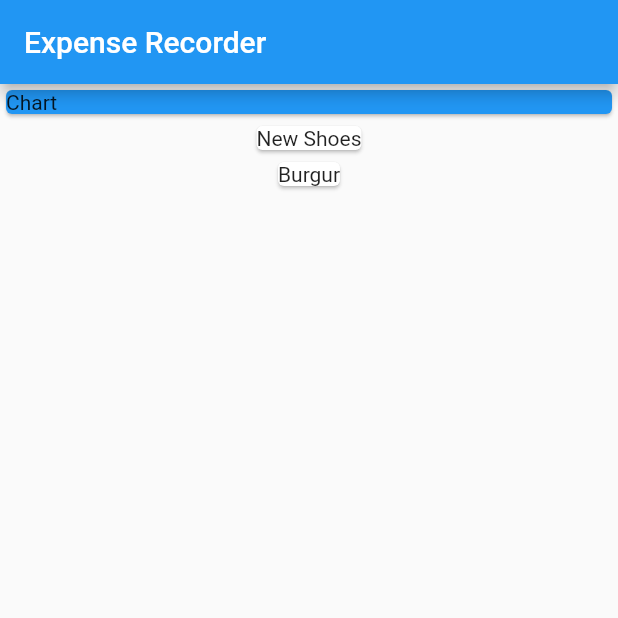
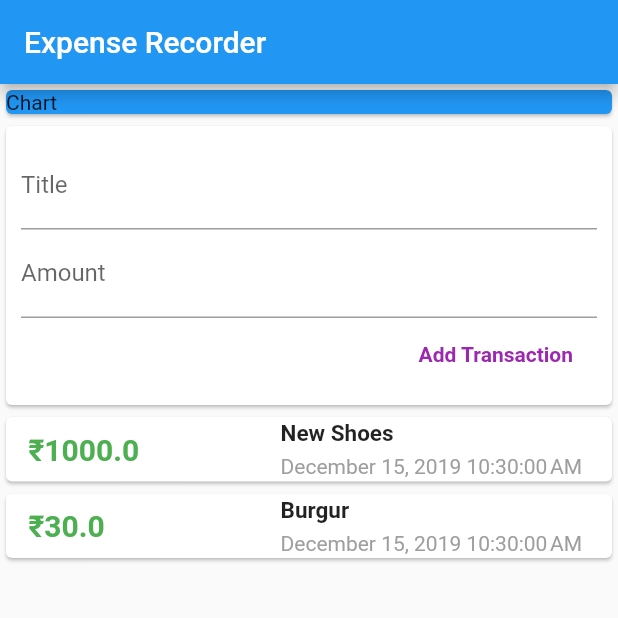
Before and after one commit to akshaybengani/Flutter-PXM, a Flutter app: the screen it shows after launch, on a phone screen of 412 x 824 dp, the top half of it. Run offline on Flutter 3.47's test engine with Material 2 defaults, Android fonts, the phone set to English and light mode, and no system bars.

Commit message:
List Added:

```diff
--- a/lib/main.dart
+++ b/lib/main.dart
@@ -1,4 +1,5 @@
 import 'package:flutter/material.dart';
+import 'package:intl/intl.dart';
 import './transaction.dart';
 
 void main() {
@@ -38,7 +39,7 @@ class MyHomePage extends StatelessWidget {
         title: Text('Expense Recorder'),
       ),
       body: Column(
-        mainAxisAlignment: MainAxisAlignment.start,
+//        mainAxisAlignment: MainAxisAlignment.start,
         crossAxisAlignment: CrossAxisAlignment.center,
         children: <Widget>[
           Container(
@@ -48,10 +49,79 @@ class MyHomePage extends StatelessWidget {
             ),
             width: double.infinity,
           ),
+          Card(
+            child: Container(
+              padding: EdgeInsets.all(10),
+              child: Column(
+                crossAxisAlignment: CrossAxisAlignment.end,
+                children: <Widget>[
+                  TextField(
+                   decoration: InputDecoration(labelText: 'Title'),
+                  ),
+                  TextField(
+                    decoration: InputDecoration(labelText: 'Amount'),
+                  ),
+                  FlatButton(
+                    child: Text(
+                      'Add Transaction',
+                      style: TextStyle(fontWeight: FontWeight.bold),
+                    ),
+                    textColor: Colors.purple,
+                    onPressed: () {},
+                  ),
+                ],
+              ),
+            ),
+          ),
           Column(
             children: transactions.map((tx) {
               return Card(
-                child: Text(tx.title),
+                child: Row(
+                  mainAxisAlignment: MainAxisAlignment.spaceBetween,
+                  children: <Widget>[
+                    Container(
+                      padding: EdgeInsets.symmetric(vertical: 5, horizontal: 5),
+                      margin: EdgeInsets.symmetric(vertical: 5, horizontal: 10),
+                      // decoration: BoxDecoration(
+                      //   border: Border.all(
+                      //     color: Colors.black,
+                      //     width: 2,
+                      //   ),
+                      // ),
+                      child: Text(
+                        '\u20B9' + tx.amount.toString(),
+                        style: TextStyle(
+                          fontWeight: FontWeight.bold,
+                          fontSize: 20,
+                          color: Colors.green,
+                        ),
+                        textAlign: TextAlign.center,
+                      ),
+                    ),
+                    Column(
+                      mainAxisAlignment: MainAxisAlignment.spaceEvenly,
+                      crossAxisAlignment: CrossAxisAlignment.start,
+                      children: <Widget>[
+                        Text(
+                          tx.title,
+                          style: TextStyle(
+                            fontWeight: FontWeight.bold,
+                            fontSize: 15,
+                          ),
+                        ),
+                        Container(
+                          padding: EdgeInsets.only(top: 5, right: 20),
+                          child: Text(
+                            DateFormat().format(tx.date),
+                            style: TextStyle(
+                              color: Colors.grey,
+                            ),
+                          ),
+                        ),
+                      ],
+                    )
+                  ],
+                ),
               );
             }).toList(),
           ),
--- a/pubspec.yaml
+++ b/pubspec.yaml
@@ -19,6 +19,7 @@ environment:
 dependencies:
   flutter:
     sdk: flutter
+  intl: ^0.16.0
 
   # The following adds the Cupertino Icons font to your application.
   # Use with the CupertinoIcons class for iOS style icons.
```
Also changed, not shown: pubspec.lock.
